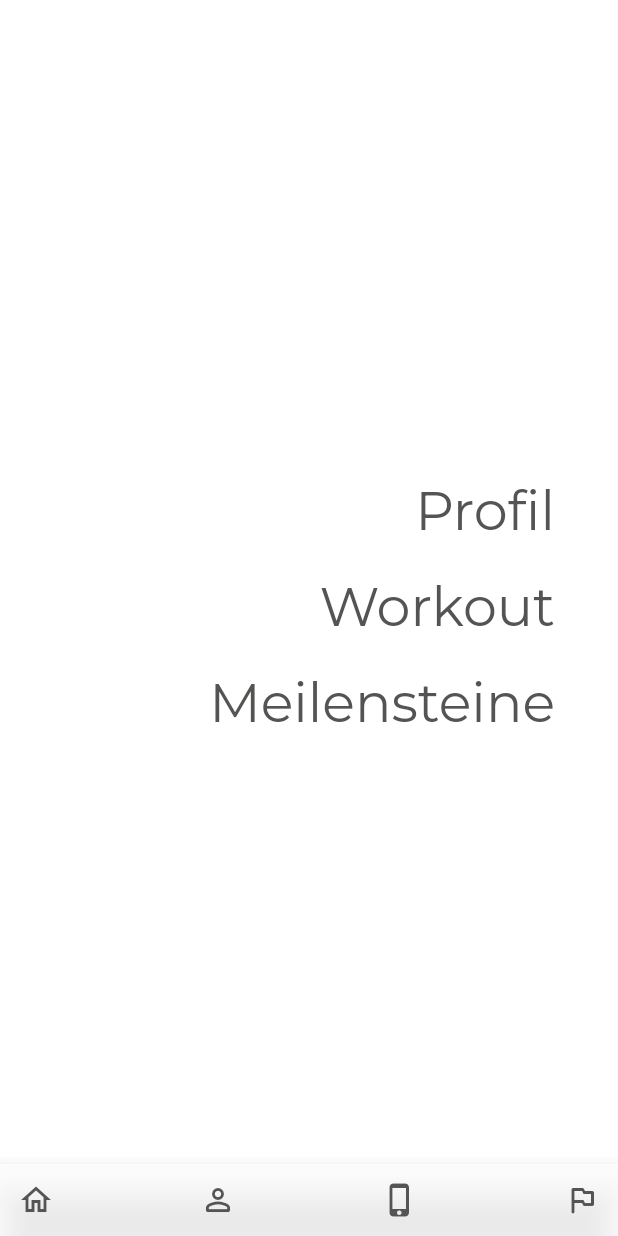
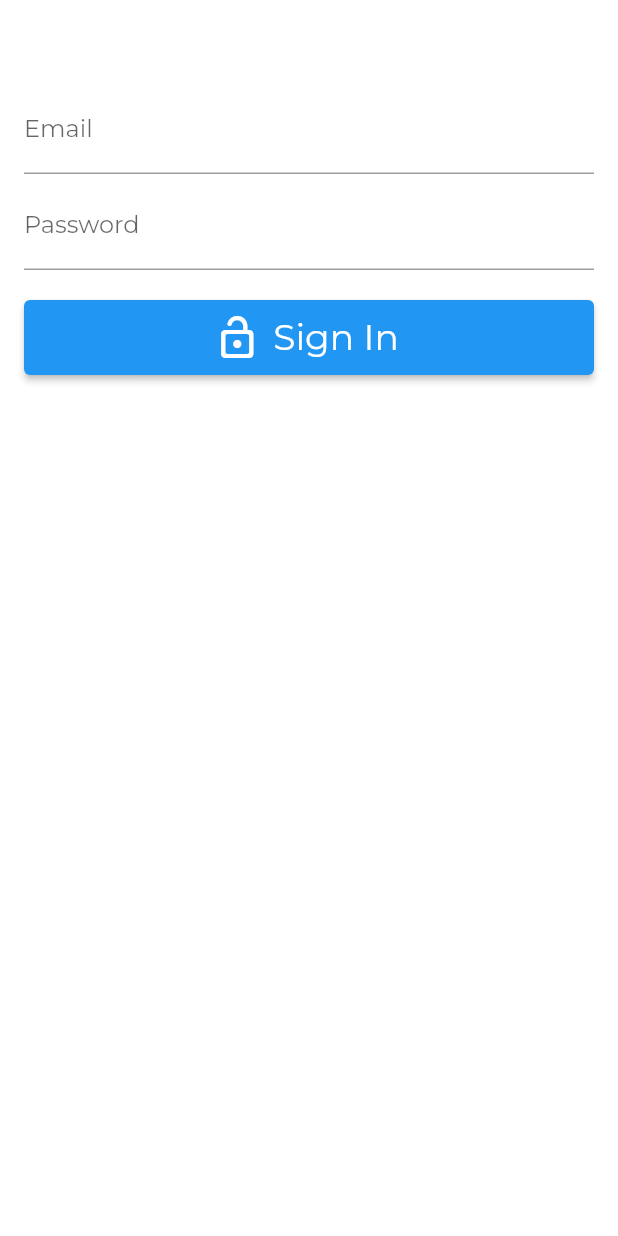
Before and after one commit to tedseb/trainings-app, a Flutter app: the screen it shows after launch, on a phone screen of 412 x 824 dp. Run offline on Flutter 3.47's test engine with Material 2 defaults, Android fonts, the phone set to English and light mode, and no system bars; our stand-ins replace firebase_auth, firebase_core, video_player; accounts and stored records are empty; project files that could hold a hidden picture were left out.

Commit message:
added login

```diff
--- /dev/null
+++ b/lib/authenticate/login_screen.dart
@@ -0,0 +1,63 @@
+import 'package:firebase_auth/firebase_auth.dart';
+import 'package:flutter/material.dart';
+import 'package:higym/app_utils/styles.dart';
+
+class LoginScreen extends StatefulWidget {
+  const LoginScreen({Key? key}) : super(key: key);
+
+  @override
+  State<LoginScreen> createState() => _LoginScreenState();
+}
+
+class _LoginScreenState extends State<LoginScreen> {
+  final emailController = TextEditingController();
+  final passwordController = TextEditingController();
+
+  @override
+  void dispose() {
+    emailController.dispose();
+    passwordController.dispose();
+    super.dispose();
+  }
+
+  @override
+  Widget build(BuildContext context) {
+    return SingleChildScrollView(
+      padding: const EdgeInsets.all(16),
+      child: Column(
+        mainAxisAlignment: MainAxisAlignment.center,
+        children: [
+          const SizedBox(height: 40),
+          TextField(
+            controller: emailController,
+            cursorColor: Styles.gymyGrey,
+            textInputAction: TextInputAction.next,
+            decoration: const InputDecoration(labelText: 'Email'),
+          ),
+          const SizedBox(height: 4),
+          TextField(
+            controller: passwordController,
+            cursorColor: Styles.gymyGrey,
+            textInputAction: TextInputAction.done,
+            decoration: const InputDecoration(labelText: 'Password'),
+            obscureText: true,
+          ),
+          const SizedBox(height: 20),
+          ElevatedButton.icon(
+            onPressed: signIn,
+            icon: const Icon(Icons.lock_open_rounded, size: 32),
+            label: const Text('Sign In', style: TextStyle(fontSize: 24)),
+            style: ElevatedButton.styleFrom(minimumSize: const Size.fromHeight(50)),
+          )
+        ],
+      ),
+    );
+  }
+
+  Future signIn() async {
+    await FirebaseAuth.instance.signInWithEmailAndPassword(
+      email: emailController.text.trim(),
+      password: passwordController.text.trim(),
+    );
+  }
+}
--- a/lib/main.dart
+++ b/lib/main.dart
@@ -1,9 +1,11 @@
+import 'package:firebase_auth/firebase_auth.dart';
 import 'package:flutter/material.dart';
 import 'package:higym/app_utils/styles.dart';
 import 'package:flutter/services.dart';
+import 'package:higym/authenticate/login_screen.dart';
+import 'home.dart';
+// ignore: depend_on_referenced_packages
 import 'package:firebase_core/firebase_core.dart';
-
-import 'home.dart';
 
 Future main() async {
   WidgetsFlutterBinding.ensureInitialized();
@@ -20,13 +22,31 @@ class MyApp extends StatelessWidget {
   Widget build(BuildContext context) {
     // SystemChrome.setEnabledSystemUIMode(SystemUiMode.immersiveSticky);
     SystemChrome.setPreferredOrientations([
-        DeviceOrientation.portraitUp,
-        DeviceOrientation.portraitDown,
-      ]);
+      DeviceOrientation.portraitUp,
+      DeviceOrientation.portraitDown,
+    ]);
     return MaterialApp(
-     theme: ThemeData(scaffoldBackgroundColor: Styles.tertiaryColor, fontFamily: 'Montserrat'),
-
-      home: const Home(),
+      theme: ThemeData(scaffoldBackgroundColor: Styles.white, fontFamily: 'Montserrat'),
+      home: const MainPage(),
     );
   }
 }
+
+class MainPage extends StatelessWidget {
+  const MainPage({Key? key}) : super(key: key);
+
+  @override
+  Widget build(BuildContext context) {
+    return Scaffold(
+      body: StreamBuilder<User?>(
+          stream: FirebaseAuth.instance.authStateChanges(),
+          builder: (context, snapshot) {
+            if (snapshot.hasData) {
+              return const Home();
+            } else {
+              return const LoginScreen();
+            }
+          }),
+    );
+  }
+}
--- a/lib/training_screens/exercising_screen.dart
+++ b/lib/training_screens/exercising_screen.dart
@@ -61,7 +61,7 @@ class _ExercisingScreenState extends State<ExercisingScreen> {
   @override
   void dispose() {
     _vpController!.dispose();
-    endTraining();
+    // endTraining();
     super.dispose();
   }
 
--- a/pubspec.yaml
+++ b/pubspec.yaml
@@ -38,6 +38,7 @@ dependencies:
   flutter_lints: ^2.0.0
   video_player: ^2.4.5
   cloud_firestore: ^3.4.3
+  firebase_auth: ^3.6.2
 
 dev_dependencies:
   flutter_test:
```
Also changed, not shown: pubspec.lock, 1 other file.
